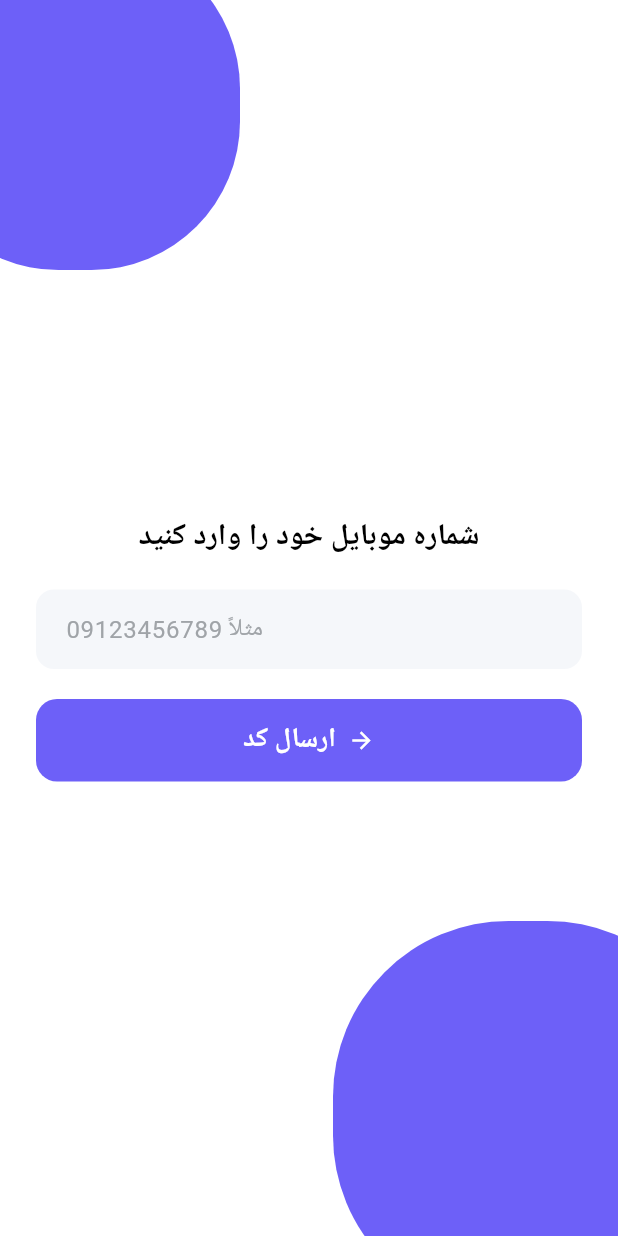
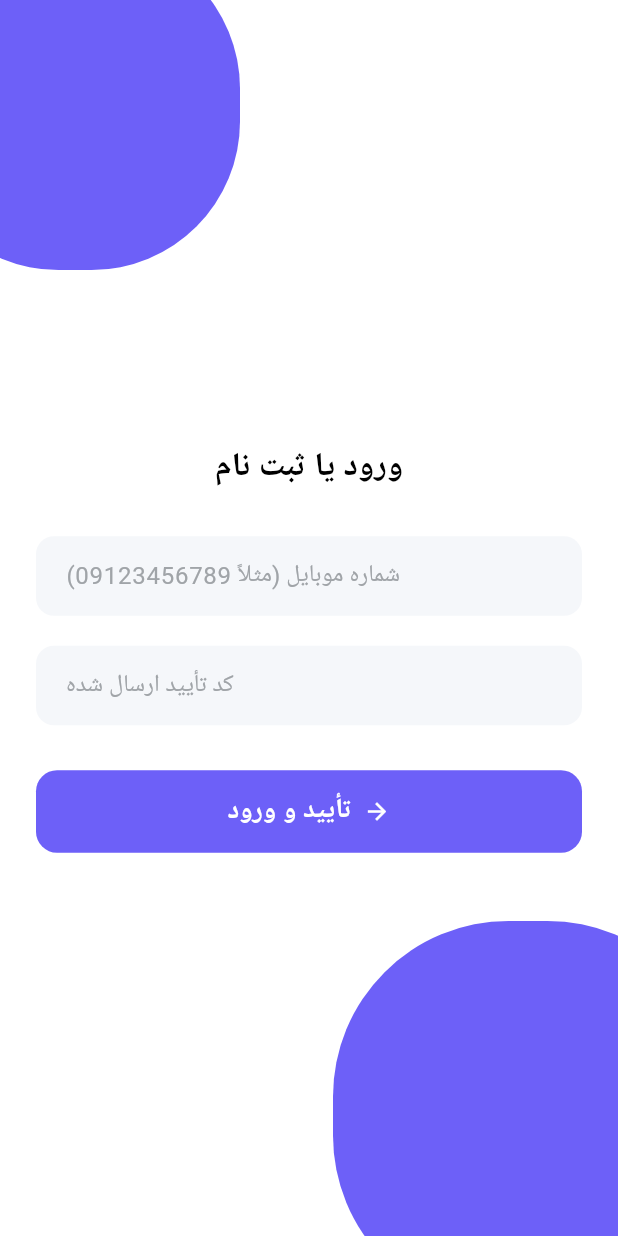
Before and after one commit to AMY20-25/matin-mafhoom-app, a Flutter app: the screen it shows after launch, after a tap on "ورود", on a phone screen of 412 x 824 dp. Run offline on Flutter 3.47's test engine with Material 3 defaults, Android fonts, the light colour scheme and no system bars; our stand-ins replace dio, flutter_secure_storage, image_picker, shamsi_date, table_calendar; statements that could not run were skipped.

Commit message:
Perf(Flutter): Add SplashScreen to improve startup time

```diff
--- a/lib/config.dart
+++ b/lib/config.dart
@@ -1,7 +1,7 @@
 // lib/config.dart
 
 // 🔒 آدرس سرور اصلی از طریق Cloudflare Tunnel
-const String serverUrl = "https://api.matinmafhoom.ir";
+const String serverUrl = "https://api.matinmafhoom.ir/api/v1";
 
 // 💻 آدرس لوکال برای تست روی شبکه داخلی
 // const String serverUrl = "http://192.168.1.7:8080";
--- a/lib/main.dart
+++ b/lib/main.dart
@@ -3,31 +3,16 @@ import 'screens/home_screen.dart';
 import 'screens/booking_screen.dart';
 import 'screens/welcome_screen.dart';
 import 'screens/login_screen.dart';
+import 'screens/splash_screen.dart'; // 1. Import the new splash screen
 import 'theme.dart';
-import 'services/token_service.dart';
-import 'screens/live_model_screen.dart';
-import 'api/api_service.dart';
 
-void main() async {
-  WidgetsFlutterBinding.ensureInitialized();
-
-  // 🔵 تست اتصال به سرور FastAPI → /health
-  final health = await ApiService.checkHealth();
-  print("🔍 HEALTH CHECK RESULT → $health");
-
-  // 🔵 بررسی وجود توکن ذخیره‌شده
-  final token = await TokenService.getToken();
-
-  runApp(
-    MatinApp(
-      initialRoute: token != null ? '/' : '/welcome',
-    ),
-  );
+// No need for heavy async operations in main anymore
+void main() {
+  runApp(const MatinApp());
 }
 
 class MatinApp extends StatelessWidget {
-  final String initialRoute;
-  const MatinApp({required this.initialRoute, super.key});
+  const MatinApp({super.key});
 
   @override
   Widget build(BuildContext context) {
@@ -35,8 +20,11 @@ class MatinApp extends StatelessWidget {
       title: 'Matin Mafhoom',
       debugShowCheckedModeBanner: false,
       theme: buildAppTheme(),
-      initialRoute: initialRoute,
+      // 2. Always start with the splash screen
+      initialRoute: '/splash',
       routes: {
+        // 3. Add the splash screen to the routes
+        '/splash': (context) => const SplashScreen(),
         '/welcome': (context) => const WelcomeScreen(),
         '/login': (context) => const LoginScreen(),
         '/': (context) => const HomeScreen(),
@@ -50,33 +38,26 @@ class MatinApp extends StatelessWidget {
   }
 }
 
-// صفحات خالی برای تست ناوبری
+// --- Placeholder screens can remain unchanged ---
+
 class GalleryScreen extends StatelessWidget {
   const GalleryScreen({super.key});
   @override
   Widget build(BuildContext context) {
-    return const Scaffold(
-      body: Center(child: Text("صفحه گالری")),
-    );
+    return const Scaffold(body: Center(child: Text("صفحه گالری")));
   }
 }
-
 class PartnersScreen extends StatelessWidget {
   const PartnersScreen({super.key});
   @override
   Widget build(BuildContext context) {
-    return const Scaffold(
-      body: Center(child: Text("صفحه همکاران")),
-    );
+    return const Scaffold(body: Center(child: Text("صفحه همکاران")));
   }
 }
-
 class OffersScreen extends StatelessWidget {
   const OffersScreen({super.key});
   @override
   Widget build(BuildContext context) {
-    return const Scaffold(
-      body: Center(child: Text("صفحه تخفیف‌ها")),
-    );
+    return const Scaffold(body: Center(child: Text("صفحه تخفیف‌ها")));
   }
 }
--- a/lib/screens/login_screen.dart
+++ b/lib/screens/login_screen.dart
@@ -1,7 +1,5 @@
-import '../services/token_service.dart';
 import 'package:flutter/material.dart';
-import 'package:http/http.dart' as http;
-import 'dart:convert';
+import 'package:matin_mafhoom/api/api_service.dart'; // 1. Import our new ApiService
 
 class LoginScreen extends StatefulWidget {
   const LoginScreen({super.key});
@@ -13,58 +11,14 @@ class LoginScreen extends StatefulWidget {
 class _LoginScreenState extends State<LoginScreen> {
   final phoneController = TextEditingController();
   final codeController = TextEditingController();
-  bool codeSent = false;
+
   bool loading = false;
   String? errorMessage;
 
-  static const String API_BASE = "https://api.matinmafhoom.ir";
+  // No need for separate codeSent flag, we'll just use one function
 
-  /// ارسال کد OTP
-  Future<void> _sendCode() async {
-    setState(() {
-      loading = true;
-      errorMessage = null;
-    });
-
-    final phone = phoneController.text.trim();
-    if (phone.isEmpty) {
-      setState(() {
-        loading = false;
-        errorMessage = "شماره موبایل را وارد کنید";
-      });
-      return;
-    }
-
-    try {
-      final response = await http.post(
-        Uri.parse("$API_BASE/auth/request_otp"),
-        headers: {"Content-Type": "application/json"},
-        body: jsonEncode({"phone_number": phone}),
-      );
-
-      final data = jsonDecode(response.body);
-      if (response.statusCode == 200) {
-        setState(() {
-          codeSent = true;
-        });
-      } else {
-        setState(() {
-          errorMessage = data["detail"] ?? "خطا در ارسال کد";
-        });
-      }
-    } catch (e) {
-      setState(() {
-        errorMessage = "ارتباط با سرور برقرار نشد";
-      });
-    } finally {
-      setState(() {
-        loading = false;
-      });
-    }
-  }
-
-  /// تأیید کد OTP
-  Future<void> _verifyCode() async {
+  /// Verifies the OTP and logs the user in
+  Future<void> _login() async {
     setState(() {
       loading = true;
       errorMessage = null;
@@ -76,41 +30,43 @@ class _LoginScreenState extends State<LoginScreen> {
     if (phone.isEmpty || code.isEmpty) {
       setState(() {
         loading = false;
-        errorMessage = "شماره و کد را وارد کنید";
+        errorMessage = "شماره موبایل و کد را وارد کنید";
       });
       return;
     }
 
     try {
-      final response = await http.post(
-        Uri.parse("$API_BASE/auth/verify_otp"),
-        headers: {"Content-Type": "application/json"},
-        body: jsonEncode({"phone_number": phone, "otp": code}),
-      );
+      // 2. Use the new, clean ApiService method
+      final token = await ApiService().login(phone, code);
 
-      final data = jsonDecode(response.body);
-      if (response.statusCode == 200) {
-        final token = data["access_token"];
-	await TokenService.saveToken(token);   // ذخیره امن توکن
+      if (token != null) {
+        // On success, navigate to the home screen
+        // The token is already saved by the ApiService
+        if (mounted) { // Check if the widget is still in the tree
           Navigator.pushReplacementNamed(context, "/");
+        }
       } else {
+        // ApiService().login returns null on failure
         setState(() {
-          errorMessage = data["detail"] ?? "کد اشتباه است";
+          errorMessage = "شماره یا کد وارد شده صحیح نیست";
         });
       }
     } catch (e) {
       setState(() {
-        errorMessage = "ارتباط با سرور برقرار نشد";
+        errorMessage = "خطا در ارتباط با سرور";
       });
     } finally {
+      if (mounted) {
         setState(() {
           loading = false;
         });
       }
     }
+  }
 
   @override
   Widget build(BuildContext context) {
+    // --- Your UI Code - UNCHANGED ---
     const Color bg = Color(0xFFFFFFFF);
     const Color blob = Color(0xFF6D60F8);
     const Color button = Color(0xFF6D60F8);
@@ -123,7 +79,6 @@ class _LoginScreenState extends State<LoginScreen> {
           children: [
             Positioned(top: -40, left: -60, child: _CornerBlob(color: blob, size: 220)),
             Positioned(bottom: -50, right: -70, child: _CornerBlob(color: blob, size: 260)),
-
             Center(
               child: SingleChildScrollView(
                 padding: const EdgeInsets.all(24),
@@ -132,21 +87,25 @@ class _LoginScreenState extends State<LoginScreen> {
                   children: [
                     const SizedBox(height: 40),
                     const Text(
-                      "شماره موبایل خود را وارد کنید",
+                      "ورود یا ثبت نام", // Updated Title
                       textAlign: TextAlign.center,
-                      style: TextStyle(fontSize: 20, fontWeight: FontWeight.bold, color: Colors.black),
+                      style: TextStyle(fontSize: 22, fontWeight: FontWeight.bold, color: Colors.black),
+                    ),
+                    const SizedBox(height: 30),
+                    TextField(
+                      controller: phoneController,
+                      keyboardType: TextInputType.phone,
+                      decoration: const InputDecoration(hintText: "شماره موبایل (مثلاً 09123456789)"),
                     ),
                     const SizedBox(height: 20),
                     TextField(
-                      controller: phoneController,
-                      keyboardType: TextInputType.phone,
-                      decoration: const InputDecoration(hintText: "مثلاً 09123456789"),
+                      controller: codeController,
+                      keyboardType: TextInputType.number,
+                      decoration: const InputDecoration(hintText: "کد تأیید ارسال شده"),
                     ),
-                    const SizedBox(height: 20),
-
-                    if (!codeSent)
+                    const SizedBox(height: 30),
                     ElevatedButton(
-                        onPressed: loading ? null : _sendCode,
+                      onPressed: loading ? null : _login, // 3. Use the single _login function
                       style: ElevatedButton.styleFrom(
                         backgroundColor: button,
                         foregroundColor: arrow,
@@ -155,45 +114,15 @@ class _LoginScreenState extends State<LoginScreen> {
                       ),
                       child: loading
                           ? const CircularProgressIndicator(color: Colors.white)
-                            : Row(
+                          : const Row(
                               mainAxisAlignment: MainAxisAlignment.center,
-                                children: const [
-                                  Text("ارسال کد", style: TextStyle(fontSize: 18, fontWeight: FontWeight.bold, color: arrow)),
-                                  SizedBox(width: 8),
-                                  Icon(Icons.arrow_forward, color: arrow),
-                                ],
-                              ),
-                      ),
-
-                    if (codeSent) ...[
-                      const SizedBox(height: 20),
-                      TextField(
-                        controller: codeController,
-                        keyboardType: TextInputType.number,
-                        decoration: const InputDecoration(hintText: "کد تأیید را وارد کنید"),
-                      ),
-                      const SizedBox(height: 20),
-                      ElevatedButton(
-                        onPressed: loading ? null : _verifyCode,
-                        style: ElevatedButton.styleFrom(
-                          backgroundColor: button,
-                          foregroundColor: arrow,
-                          padding: const EdgeInsets.symmetric(vertical: 14),
-                          shape: RoundedRectangleBorder(borderRadius: BorderRadius.circular(14)),
-                        ),
-                        child: loading
-                            ? const CircularProgressIndicator(color: Colors.white)
-                            : Row(
-                                mainAxisAlignment: MainAxisAlignment.center,
-                                children: const [
+                              children: [
                                 Text("تأیید و ورود", style: TextStyle(fontSize: 18, fontWeight: FontWeight.bold, color: arrow)),
                                 SizedBox(width: 8),
                                 Icon(Icons.arrow_forward, color: arrow),
                               ],
                             ),
                     ),
-                    ],
-
                     if (errorMessage != null) ...[
                       const SizedBox(height: 20),
                       Text(errorMessage!, textAlign: TextAlign.center, style: const TextStyle(color: Colors.red)),
@@ -209,13 +138,11 @@ class _LoginScreenState extends State<LoginScreen> {
   }
 }
 
-/// ویجت حلال گوشه‌ای
+// --- Your _CornerBlob Widget - UNCHANGED ---
 class _CornerBlob extends StatelessWidget {
   final Color color;
   final double size;
-
   const _CornerBlob({required this.color, required this.size, super.key});
-
   @override
   Widget build(BuildContext context) {
     return Container(
--- /dev/null
+++ b/lib/screens/splash_screen.dart
@@ -0,0 +1,57 @@
+import 'package:flutter/material.dart';
+import 'package:matin_mafhoom/services/token_service.dart';
+// We don't need ApiService here as we'll just check the token
+
+class SplashScreen extends StatefulWidget {
+  const SplashScreen({super.key});
+
+  @override
+  State<SplashScreen> createState() => _SplashScreenState();
+}
+
+class _SplashScreenState extends State<SplashScreen> {
+  @override
+  void initState() {
+    super.initState();
+    _initializeApp();
+  }
+
+  Future<void> _initializeApp() async {
+    // Wait for a short moment to show the splash screen
+    await Future.delayed(const Duration(milliseconds: 500));
+
+    // Check for the token
+    final token = await TokenService.getToken();
+
+    if (!mounted) return; // Check if the widget is still in the tree
+
+    if (token != null) {
+      // If token exists, go to home
+      Navigator.pushReplacementNamed(context, '/');
+    } else {
+      // If not, go to the welcome screen
+      Navigator.pushReplacementNamed(context, '/welcome');
+    }
+  }
+
+  @override
+  Widget build(BuildContext context) {
+    // A simple splash screen with a logo and a loader
+    return const Scaffold(
+      body: Center(
+        child: Column(
+          mainAxisAlignment: MainAxisAlignment.center,
+          children: [
+            // You can put your logo here, for example:
+            // Image.asset('assets/images/logo1.png', width: 150),
+            Text("Matin Mafhoom", style: TextStyle(fontSize: 24, fontWeight: FontWeight.bold)),
+            SizedBox(height: 40),
+            CircularProgressIndicator(),
+            SizedBox(height: 20),
+            Text("در حال بارگذاری..."),
+          ],
+        ),
+      ),
+    );
+  }
+}
```
Also changed, not shown: lib/api/api_service.dart (+74 -110 lines). Lines whose indentation alone changed are shown as unchanged.
